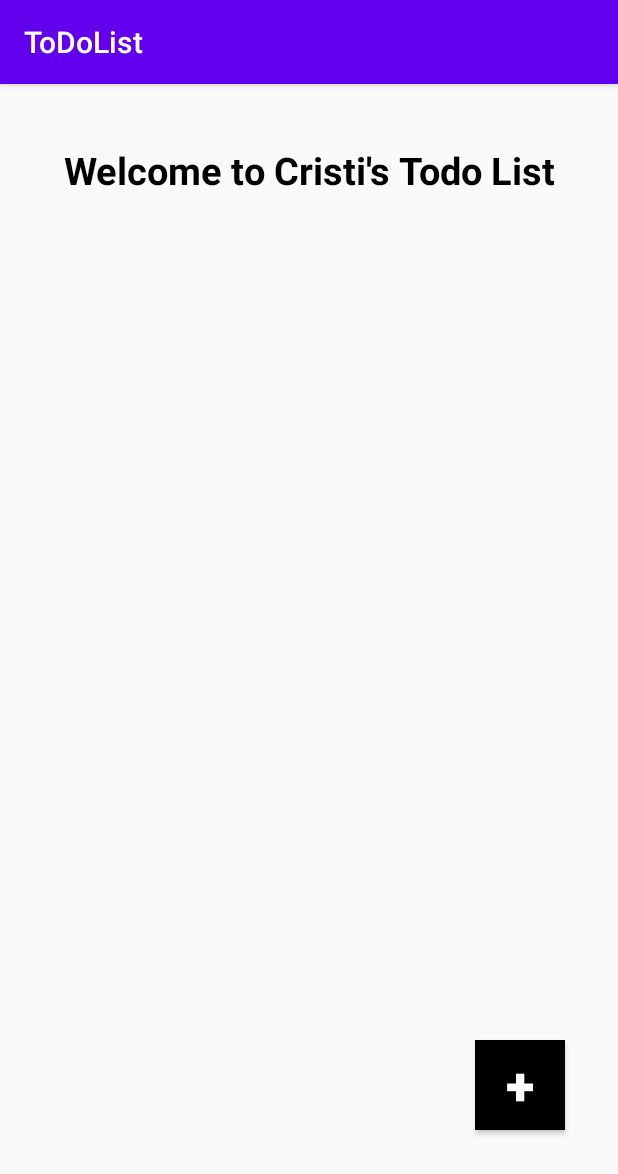
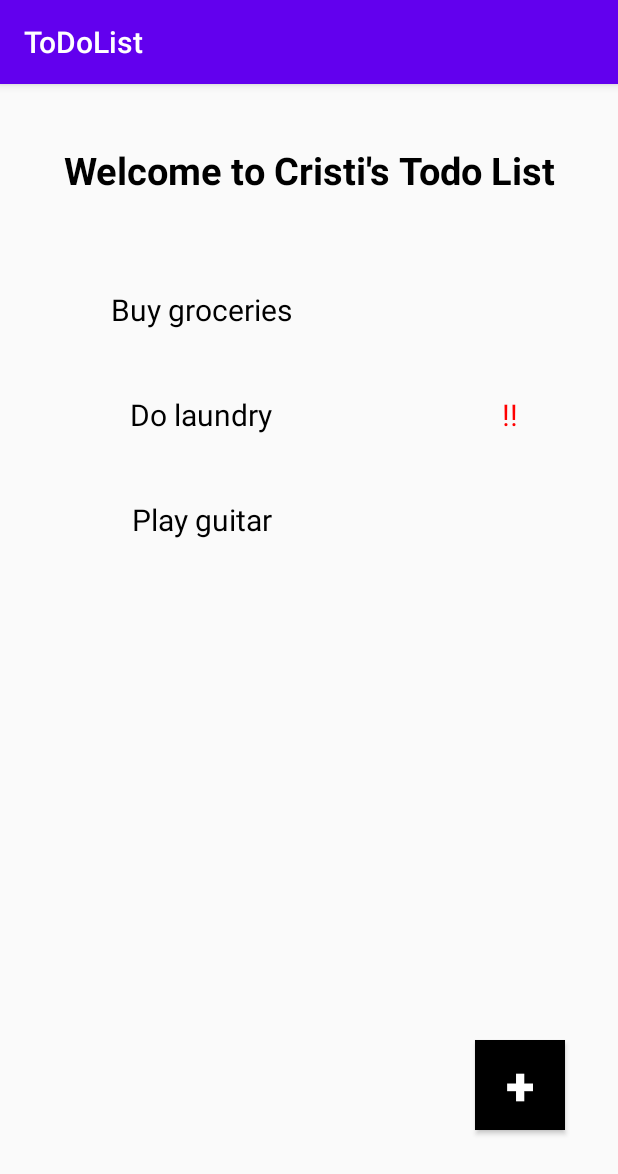
Before and after one commit to martincristi/todo-list, an Android app: the screen it shows after launch (MainActivity), on a phone screen of 412 x 824 dp. Shown: the top 1174 px of the screen. Run offline under Robolectric (Android 15) with nearby library versions, the phone set to English and light mode, and no system bars.

Commit message:
Implement adapter for RecyclerView

```diff
--- a/app/src/main/java/com/example/todolist/MainActivity.kt
+++ b/app/src/main/java/com/example/todolist/MainActivity.kt
@@ -4,17 +4,35 @@ import android.content.Intent
 import android.os.Bundle
 import android.view.View
 import androidx.appcompat.app.AppCompatActivity
+import androidx.recyclerview.widget.LinearLayoutManager
 import androidx.recyclerview.widget.RecyclerView
 
 class MainActivity : AppCompatActivity() {
 
     private lateinit var todoItemRecyclerView: RecyclerView
+    private lateinit var recyclerAdapter: ToDoItemsAdapter
+    private lateinit var recyclerLayoutManager: RecyclerView.LayoutManager
+
+    var todoItemsList = ArrayList<TodoItem>()
 
     override fun onCreate(savedInstanceState: Bundle?) {
         super.onCreate(savedInstanceState)
         setContentView(R.layout.activity_main)
 
+        todoItemsList.add(TodoItem("Buy groceries"))
+        todoItemsList.add(TodoItem("Do laundry", true))
+        todoItemsList.add(TodoItem("Play guitar", false))
+
         todoItemRecyclerView = findViewById(R.id.todo_item_recycle_view)
+
+        recyclerLayoutManager = LinearLayoutManager(this)
+        recyclerAdapter = ToDoItemsAdapter(todoItemsList)
+
+        todoItemRecyclerView.apply {
+            setHasFixedSize(true)
+            layoutManager = recyclerLayoutManager
+            adapter = recyclerAdapter
+        }
     }
     fun navToAddItemAction(view: View){
         val intent: Intent = Intent(this, AddItemActivity::class.java)
--- /dev/null
+++ b/app/src/main/java/com/example/todolist/ToDoItemsAdapter.kt
@@ -0,0 +1,32 @@
+package com.example.todolist
+
+import android.view.LayoutInflater
+import android.view.ViewGroup
+import android.widget.TextView
+import androidx.constraintlayout.widget.ConstraintLayout
+import androidx.recyclerview.widget.RecyclerView
+
+class ToDoItemsAdapter(private val todoItemsList: ArrayList<TodoItem>):
+    RecyclerView.Adapter<ToDoItemsAdapter.ViewHolder>() {
+
+    class ViewHolder(val constraintLayout: ConstraintLayout): RecyclerView.ViewHolder(constraintLayout)
+
+    override fun onCreateViewHolder(parent: ViewGroup, viewType: Int): ViewHolder {
+        val constraintLayout = LayoutInflater.from(parent.context).inflate(
+            R.layout.to_do_item_layout, parent, false) as ConstraintLayout
+        return ViewHolder(constraintLayout)
+    }
+
+    override fun onBindViewHolder(holder: ViewHolder, position: Int) {
+        val constraintLayout = holder.constraintLayout
+        val nameTextView = constraintLayout.getChildAt(0) as TextView
+        val urgencyTextView = constraintLayout.getChildAt(1) as TextView
+        nameTextView.text = todoItemsList[position].name
+        urgencyTextView.text = if(todoItemsList[position].isUrgent) "!!" else ""
+    }
+
+    override fun getItemCount(): Int {
+        return todoItemsList.size
+    }
+
+}
--- /dev/null
+++ b/app/src/main/java/com/example/todolist/TodoItem.kt
@@ -0,0 +1,21 @@
+package com.example.todolist
+
+import java.util.*
+
+class TodoItem(var name: String) {
+
+    var isUrgent = false
+    var date = Calendar.getInstance()
+
+    constructor(name: String, isUrgent: Boolean): this(name){
+        this.isUrgent = isUrgent
+    }
+
+    fun getDateAsString(): String{
+        val year = date.get(Calendar.YEAR).toString()
+        val month = date.get(Calendar.MONTH).toString()
+        val day = date.get(Calendar.DAY_OF_MONTH).toString()
+        return "$year/$month/$day"
+    }
+
+}
--- /dev/null
+++ b/app/src/main/res/layout/to_do_item_layout.xml
@@ -0,0 +1,36 @@
+<?xml version="1.0" encoding="utf-8"?>
+<androidx.constraintlayout.widget.ConstraintLayout
+    xmlns:android="http://schemas.android.com/apk/res/android"
+    android:layout_width="match_parent"
+    android:layout_height="70dp"
+    xmlns:app="http://schemas.android.com/apk/res-auto">
+    <TextView
+        android:id="@+id/item_name_text_view"
+        android:layout_width="0dp"
+        android:layout_height="0dp"
+        app:layout_constraintBottom_toBottomOf="parent"
+        app:layout_constraintLeft_toLeftOf="parent"
+        app:layout_constraintRight_toLeftOf="@id/item_urgency_text_view"
+        app:layout_constraintTop_toTopOf="parent"
+        app:layout_constraintHorizontal_weight="0.65"
+        android:gravity="center"
+        android:text="@string/item_name_text"
+        android:textSize="20sp"
+        android:textColor="#000000"/>
+
+    <TextView
+        android:id="@+id/item_urgency_text_view"
+        android:layout_width="0dp"
+        android:layout_height="0dp"
+        app:layout_constraintBottom_toBottomOf="parent"
+        app:layout_constraintRight_toRightOf="parent"
+        app:layout_constraintLeft_toRightOf="@id/item_name_text_view"
+        app:layout_constraintTop_toTopOf="parent"
+        app:layout_constraintHorizontal_weight="0.35"
+        android:gravity="center"
+        android:text="@string/item_urgency_text"
+        android:textSize="20sp"
+        android:textColor="#ff0000"/>
+
+
+</androidx.constraintlayout.widget.ConstraintLayout>
--- a/app/src/main/res/values/strings.xml
+++ b/app/src/main/res/values/strings.xml
@@ -6,4 +6,6 @@
     <string name="is_item_urgent_text">Urgent?</string>
     <string name="save_item_text">Save</string>
     <string name="cancel_text">Cancel</string>
+    <string name="item_name_text">Item name</string>
+    <string name="item_urgency_text">Item urgency</string>
 </resources>
```
